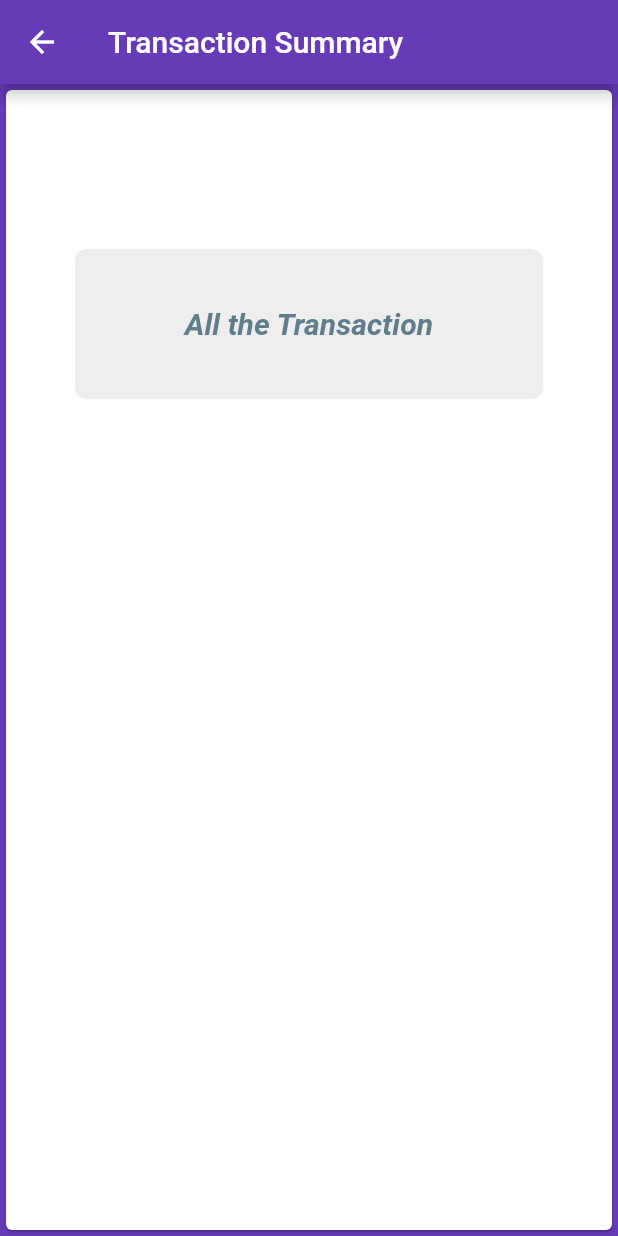
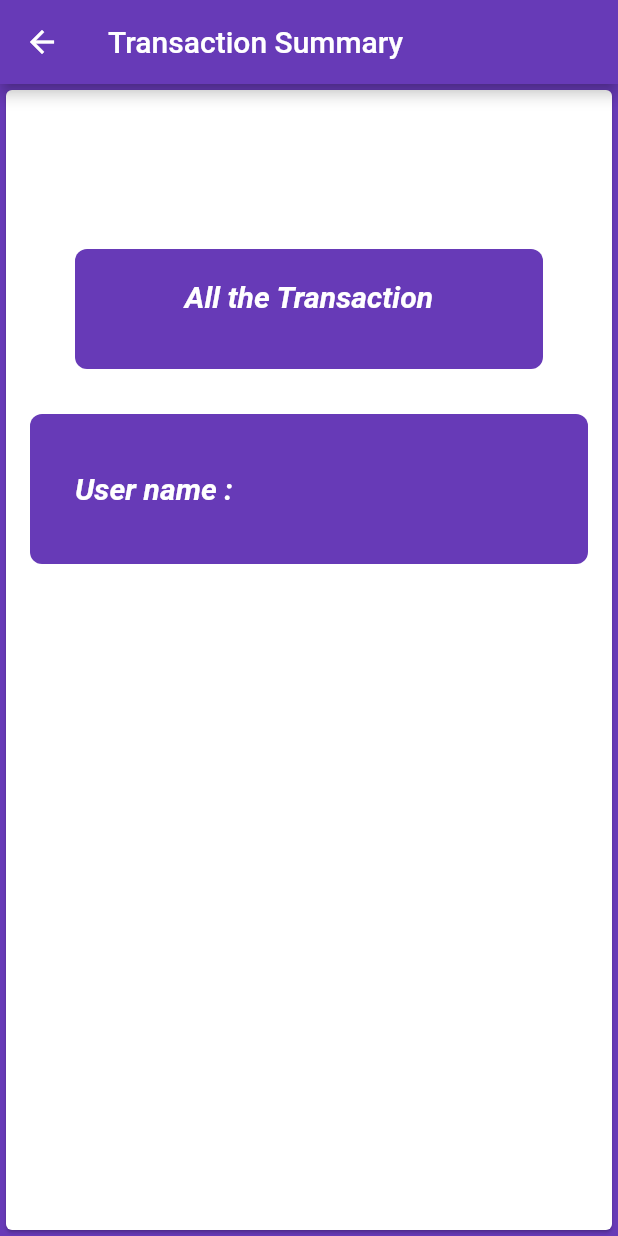
Before and after one commit to shamsenurshanto/Login_repo, a Flutter app: the userDetails screen opened directly with empty values, on a phone screen of 412 x 824 dp. Run offline on Flutter 3.47's test engine with Material 2 defaults, Android fonts, the phone set to English and light mode, and no system bars; our stand-ins replace dio, flutter_svg, get, google_fonts, google_nav_bar, hive and 3 more; accounts and stored records are empty; network calls fail.

Commit message:
added some

```diff
--- a/lib/UserDetails.dart
+++ b/lib/UserDetails.dart
@@ -2,6 +2,7 @@ import 'package:flutter/src/widgets/framework.dart';
 import 'package:flutter/src/widgets/placeholder.dart';
 import 'dart:convert';
 import 'package:flutter/material.dart';
+import 'package:get/get.dart';
 import 'package:google_fonts/google_fonts.dart';
 import 'package:hive/hive.dart';
 import 'package:http/http.dart' as http;
@@ -9,28 +10,45 @@ import 'models/team.dart';
 import 'package:google_nav_bar/google_nav_bar.dart';
 
 class userDetails extends StatelessWidget {
-  List<Team> teams = [];
+  Team teams ;
 
 
-  String id ;
+  String id=" " ;//for ids
+
+  String id1=" " ; // for name
+  String id2 ="";
 
           var jsonData ;
    String tokenString2="";
 
-   userDetails(this.id);
+   userDetails(this.teams);
+
 
 
   Future getTeams2()async {
 
-    print(id);
+
 
   var box = await Hive.openBox("mybox");
   final _box2 = Hive.box("mybox");
      var gh = _box2.get("toki");
      print("Useeeeeeeeeeeeeeer detaaaaails --------------------------------------");
-     print(gh);
      print(id);
-             var response = await http.get(Uri.https('https://personalrec.onrender.com', 'api/transaction/getsumofusers/${id}'), headers: {'Cookie': 'jwt_token=$gh'});
+    print(teams.name);
+     print(teams.id);
+     print(teams.amount);
+     print(teams.mainMail);
+     String Bname="";
+     String Bmail="";
+     String Bamount="";
+
+
+          id=teams.id;
+             var response = await http.get(Uri.https('personalrec.onrender.com', 'api/transaction//getsumofusers/${id}'),
+     headers: {'Cookie': 'jwt_token=$gh'}
+
+     );
+             print(response.body);
      jsonData = jsonDecode(response.body);
     print(jsonData);
   }
@@ -50,6 +68,7 @@ class userDetails extends StatelessWidget {
             future: getTeams2(),
             builder: (context, snapshot) {
               if (snapshot.connectionState == ConnectionState.done) {
+                print("done");
                 return Card(
                   child: ListView.builder(
                   itemCount: 1,
@@ -59,30 +78,43 @@ class userDetails extends StatelessWidget {
                       padding: const EdgeInsets.all(8.0),
                       child:
 
-                       Container(
+                       Column(
+
+
+                        children: [
+                          Container(
 
                            margin: EdgeInsets.fromLTRB(30.0, 90.0, 30.0, 30.0),
                         decoration: BoxDecoration(
-                          color: Colors.grey[200],
+                          color: Colors.deepPurple,
 
                           borderRadius: BorderRadius.circular(8),
                         ),
-                        width: 300,
-                        height: 100,
+                        width: 500,
+                        height: 80,
                         child:
 
                   Center(
 
                       child: Container(
-                        child: Text("All the Transaction",
+                        child:Column(
+                          children: [
+                          Padding(
+              padding: const EdgeInsets.symmetric(vertical: 20,),
+              child:  Text("All the Transaction",
 
                         style: GoogleFonts.hammersmithOne(
                               fontSize: 20,
                               fontWeight: FontWeight.w700,
                               fontStyle: FontStyle.italic,
-                              color: Colors.blueGrey),
+                              color: Colors.white),
 
                         ),
+
+                        )
+
+                          ],
+                        )
 
 
                       ),
@@ -90,12 +122,60 @@ class userDetails extends StatelessWidget {
                   )
 
                       ),
+
+                                 Container(
+                                  width: 400,
+                                  height: 100,
+                                 decoration: BoxDecoration(
+                          color: Colors.deepPurple,
+
+                          borderRadius: BorderRadius.circular(8),
+                        ),
+                                  child:  Padding(
+              padding: const EdgeInsets.symmetric(vertical: 20,),
+              child:  Row(
+                children: [
+                  SizedBox(
+                    width: 30,
+                    height: 30,
+                  )
+                  ,
+                  Text("User name : ${teams.name}",
+
+                        style: GoogleFonts.hammersmithOne(
+                              fontSize: 20,
+                              fontWeight: FontWeight.w700,
+                              fontStyle: FontStyle.italic,
+                              color: Colors.white),
+
+                        ),
+                ],
+              )
+
+                        ),
+                                 )
+                        ],
+                       )
                     );
                   },
                 )
                 );
               } else {
-                return Center(child: CircularProgressIndicator());
+                return Center(
+
+                  child:Container(
+                    width: 800,
+                    height: 800,
+                  color: Colors.white,
+                  child:
+                 Center(
+                  child:  Container(
+                    width: 30,
+                    height: 30,
+                    child: CircularProgressIndicator(),
+                  ),
+                 )
+                ));
               }
             }
 
--- a/lib/addTransaction2.dart
+++ b/lib/addTransaction2.dart
@@ -51,6 +51,7 @@ class _addTransState extends State<addTrans> {
   final _box2 = Hive.box("mybox");
      var gh = _box2.get("toki");
      print(gh);
+     String user_name = _textController_For_EmailSearch.text;
 
   //  print("https://personalrec.onrender.com/api/user/searchuser/${_textController_For_EmailSearch.text}");
 
@@ -67,7 +68,7 @@ class _addTransState extends State<addTrans> {
   body: {
 
 
-      'userEmailPhone': "ab63@gmail.com"
+      'userEmailPhone': user_name
 
 
       },
@@ -288,6 +289,7 @@ map['receiverStatus'] = 'ACKNOWLEDGED';
                           });
                           print(_textController_For_EmailSearch.text.runtimeType);
                           if(_textController_For_EmailSearch.text!=null)
+
                           getUser();
                           else
                           return;
--- a/lib/models/team.dart
+++ b/lib/models/team.dart
@@ -6,6 +6,7 @@ class Team {
  final type;
  final amount;
  final mainMail;
+ final name;
 
   Team({
     required this.id,
@@ -13,7 +14,8 @@ class Team {
      required this.receiver_email,
       required this.type,
        required this.amount,
-       required this.mainMail
+       required this.mainMail,
+       required this.name
   }
 
 
```
Also changed, not shown: lib/dashBoard2.dart (+42 -14 lines).
